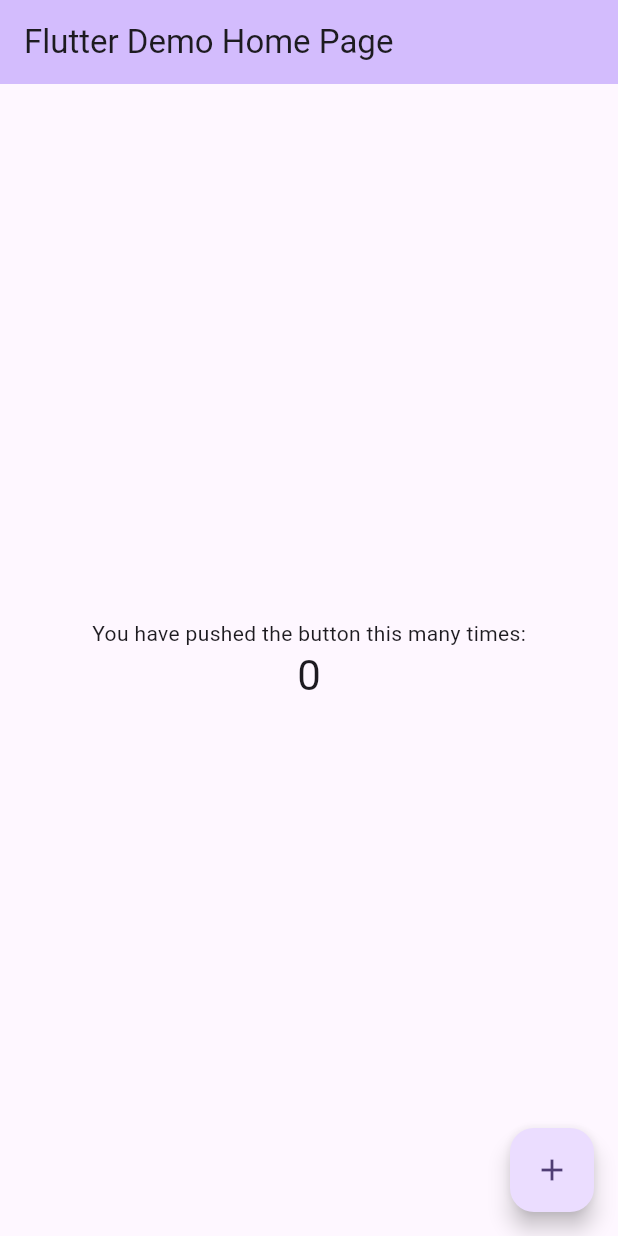
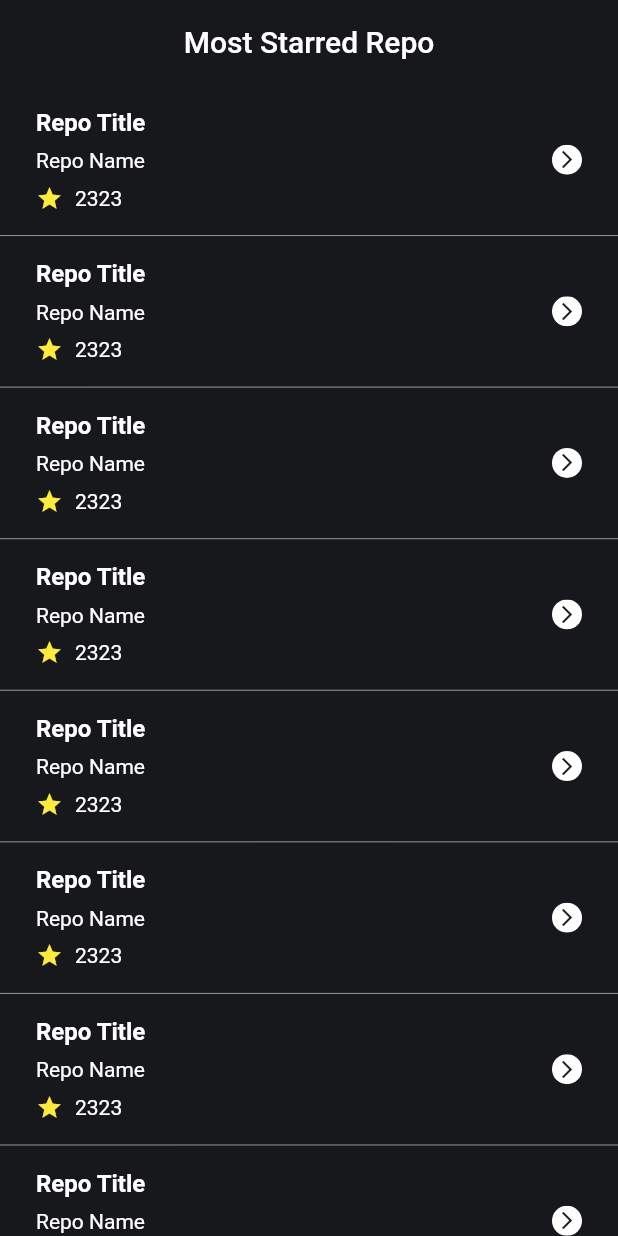
Before and after one commit to jisan66/star_github, a Flutter app: the screen it shows after launch, on a phone screen of 412 x 824 dp. Run offline on Flutter 3.47's test engine with Material 3 defaults, Android fonts, the phone set to English and light mode, and no system bars.

Commit message:
Homepage design structure created

```diff
--- a/lib/main.dart
+++ b/lib/main.dart
@@ -1,4 +1,5 @@
 import 'package:flutter/material.dart';
+import 'package:star_github/presentation/homescreen/homescreen_view.dart';
 
 void main() {
   runApp(const MyApp());
@@ -13,113 +14,9 @@ class MyApp extends StatelessWidget {
     return MaterialApp(
       title: 'Flutter Demo',
       theme: ThemeData(
-        // This is the theme of your application.
-        //
-        // TRY THIS: Try running your application with "flutter run". You'll see
-        // the application has a purple toolbar. Then, without quitting the app,
-        // try changing the seedColor in the colorScheme below to Colors.green
-        // and then invoke "hot reload" (save your changes or press the "hot
-        // reload" button in a Flutter-supported IDE, or press "r" if you used
-        // the command line to start the app).
-        //
-        // Notice that the counter didn't reset back to zero; the application
-        // state is not lost during the reload. To reset the state, use hot
-        // restart instead.
-        //
-        // This works for code too, not just values: Most code changes can be
-        // tested with just a hot reload.
-        colorScheme: ColorScheme.fromSeed(seedColor: Colors.deepPurple),
-        useMaterial3: true,
+        useMaterial3: false,
       ),
-      home: const MyHomePage(title: 'Flutter Demo Home Page'),
+      home: const HomeScreen(),
     );
   }
 }
-
-class MyHomePage extends StatefulWidget {
-  const MyHomePage({super.key, required this.title});
-
-  // This widget is the home page of your application. It is stateful, meaning
-  // that it has a State object (defined below) that contains fields that affect
-  // how it looks.
-
-  // This class is the configuration for the state. It holds the values (in this
-  // case the title) provided by the parent (in this case the App widget) and
-  // used by the build method of the State. Fields in a Widget subclass are
-  // always marked "final".
-
-  final String title;
-
-  @override
-  State<MyHomePage> createState() => _MyHomePageState();
-}
-
-class _MyHomePageState extends State<MyHomePage> {
-  int _counter = 0;
-
-  void _incrementCounter() {
-    setState(() {
-      // This call to setState tells the Flutter framework that something has
-      // changed in this State, which causes it to rerun the build method below
-      // so that the display can reflect the updated values. If we changed
-      // _counter without calling setState(), then the build method would not be
-      // called again, and so nothing would appear to happen.
-      _counter++;
-    });
-  }
-
-  @override
-  Widget build(BuildContext context) {
-    // This method is rerun every time setState is called, for instance as done
-    // by the _incrementCounter method above.
-    //
-    // The Flutter framework has been optimized to make rerunning build methods
-    // fast, so that you can just rebuild anything that needs updating rather
-    // than having to individually change instances of widgets.
-    return Scaffold(
-      appBar: AppBar(
-        // TRY THIS: Try changing the color here to a specific color (to
-        // Colors.amber, perhaps?) and trigger a hot reload to see the AppBar
-        // change color while the other colors stay the same.
-        backgroundColor: Theme.of(context).colorScheme.inversePrimary,
-        // Here we take the value from the MyHomePage object that was created by
-        // the App.build method, and use it to set our appbar title.
-        title: Text(widget.title),
-      ),
-      body: Center(
-        // Center is a layout widget. It takes a single child and positions it
-        // in the middle of the parent.
-        child: Column(
-          // Column is also a layout widget. It takes a list of children and
-          // arranges them vertically. By default, it sizes itself to fit its
-          // children horizontally, and tries to be as tall as its parent.
-          //
-          // Column has various properties to control how it sizes itself and
-          // how it positions its children. Here we use mainAxisAlignment to
-          // center the children vertically; the main axis here is the vertical
-          // axis because Columns are vertical (the cross axis would be
-          // horizontal).
-          //
-          // TRY THIS: Invoke "debug painting" (choose the "Toggle Debug Paint"
-          // action in the IDE, or press "p" in the console), to see the
-          // wireframe for each widget.
-          mainAxisAlignment: MainAxisAlignment.center,
-          children: <Widget>[
-            const Text(
-              'You have pushed the button this many times:',
-            ),
-            Text(
-              '$_counter',
-              style: Theme.of(context).textTheme.headlineMedium,
-            ),
-          ],
-        ),
-      ),
-      floatingActionButton: FloatingActionButton(
-        onPressed: _incrementCounter,
-        tooltip: 'Increment',
-        child: const Icon(Icons.add),
-      ), // This trailing comma makes auto-formatting nicer for build methods.
-    );
-  }
-}
--- /dev/null
+++ b/lib/presentation/homescreen/homescreen_view.dart
@@ -0,0 +1,70 @@
+import 'package:flutter/material.dart';
+
+class HomeScreen extends StatefulWidget {
+  const HomeScreen({super.key});
+
+  @override
+  State<HomeScreen> createState() => _HomeScreenState();
+}
+
+class _HomeScreenState extends State<HomeScreen> {
+  final ScrollController _scrollController = ScrollController();
+
+  @override
+  Widget build(BuildContext context) {
+    return Scaffold(
+      backgroundColor: Color(0xFF17181c),
+      appBar: AppBar(title: Text("Most Starred Repo"),
+      centerTitle: true,
+      elevation: 0,
+      // foregroundColor: Colors.transparent,
+     backgroundColor: Color(0xFF17181c),),
+      body: ListView.separated(
+        controller: _scrollController, // Attach controller here
+        itemCount: 100,
+        itemBuilder: (context, index) {
+          return Container(
+            padding: EdgeInsets.symmetric(horizontal: 24, vertical: 16),
+            child: Row(
+              mainAxisAlignment: MainAxisAlignment.spaceBetween,
+              children: [
+                Column(
+                  spacing: 8,
+                  crossAxisAlignment: CrossAxisAlignment.start,
+                  children: [
+                    Text("Repo Title", style: TextStyle(color: Colors.white,fontSize: 16, fontWeight: FontWeight.w600),),
+                    Text("Repo Name", style: TextStyle(color: Colors.white, fontSize: 14,fontWeight: FontWeight.w400),),
+                    Row(
+                      spacing: 8,
+                      children: [
+                        Icon(Icons.star, color: Colors.yellow,size: 18,),
+                        Text("2323", style: TextStyle(color: Colors.white, fontSize: 14,fontWeight: FontWeight.w400),),
+                      ],
+                    ),
+                  ],
+                ),
+                SizedBox(
+                  height: 20,
+                  width:20,
+                  child: ClipOval(
+                    child: Container(
+                      color: Colors.white, // Ensures no background color
+                      child: Icon(
+                        weight: 12,
+                        Icons.arrow_forward_ios,
+                        color: Color(0xFF17181c), // Dark color
+                        size: 14,
+                      ),
+                    ),
+                  ),
+                )
+              ],
+            )
+          );
+        }, separatorBuilder: (BuildContext context, int index) {
+          return Divider(color: Colors.white54,height: .05,);
+      },
+      ),
+    );
+  }
+}
```
